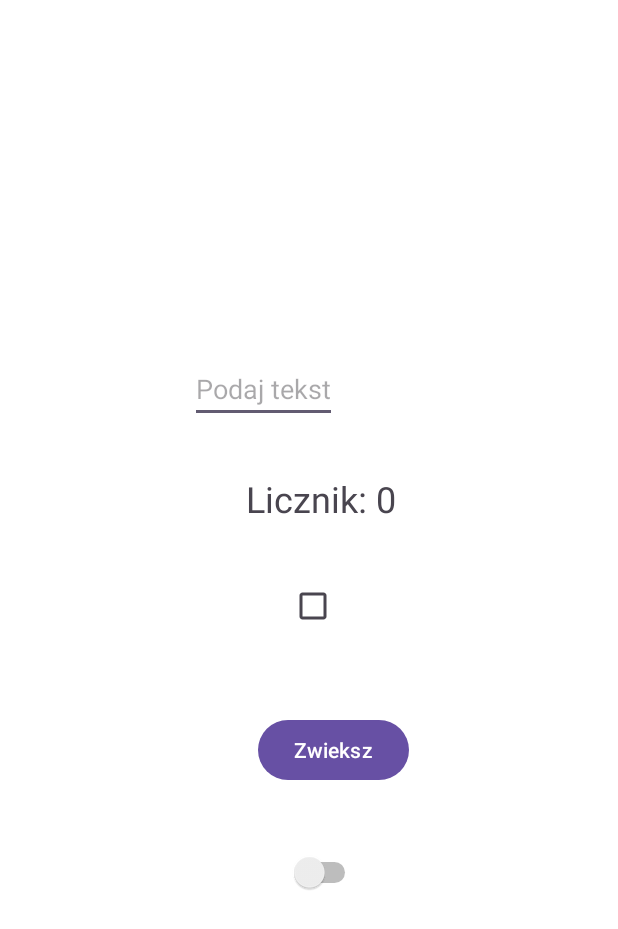
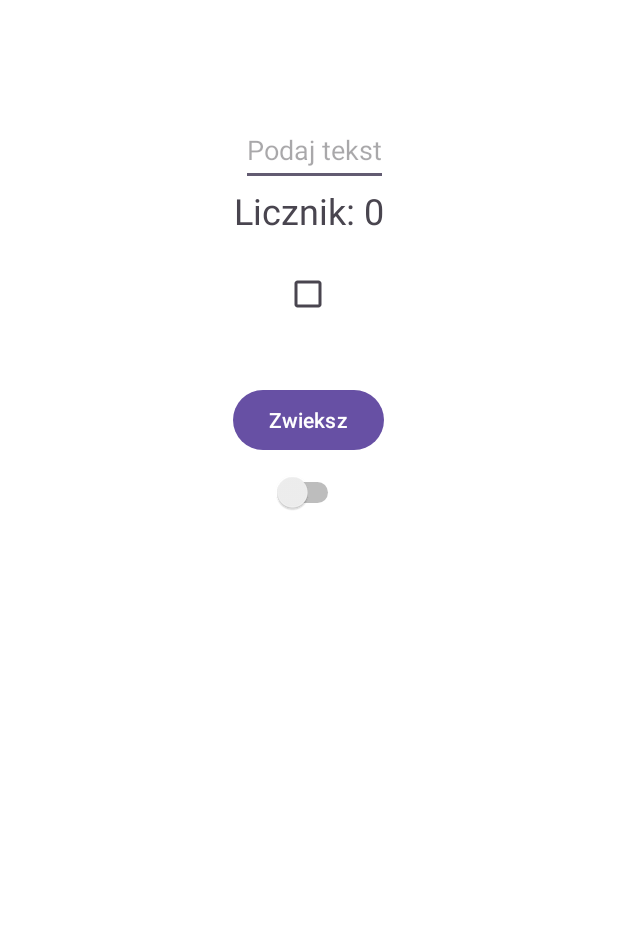
Before and after one commit to KalesoneQ1451/StateManagment, an Android app: the screen it shows after launch (MainActivity), on a phone screen of 412 x 824 dp. Shown: the top 929 px of the screen. Run offline under Robolectric (Android 15) with nearby library versions, the phone set to English and light mode, and no system bars.

Commit message:
zadanie zrobione na 5

```diff
--- a/app/src/main/java/com/example/statemanagmentextended/MainActivity.java
+++ b/app/src/main/java/com/example/statemanagmentextended/MainActivity.java
@@ -28,6 +28,7 @@ public class MainActivity extends AppCompatActivity{
     private boolean isChecked = false;
     private boolean isSwitched = false;
     private String text = "";
+    private TextView hidden;
 
     @Override
     protected void onCreate(Bundle savedInstanceState) {
@@ -39,6 +40,8 @@ public class MainActivity extends AppCompatActivity{
         textEdit = findViewById(R.id.userText);
         checkBox = findViewById(R.id.checkBox);
         aSwitch = findViewById(R.id.switch1);
+        wallpaper = findViewById(R.id.wallpaper);
+        hidden = findViewById(R.id.hidden);
 
         if (savedInstanceState != null){
             count = savedInstanceState.getInt(KEY_COUNT);
@@ -47,7 +50,7 @@ public class MainActivity extends AppCompatActivity{
             text = savedInstanceState.getString(KEY_TEXT);
         }
         updateCountText();
-        //updateSwitch();
+        updateSwitch();
 
         buttonIncrement.setOnClickListener(new View.OnClickListener() {
             @Override
@@ -62,6 +65,13 @@ public class MainActivity extends AppCompatActivity{
             public void onClick(View v) {
                 isSwitched = aSwitch.isChecked();
                 updateSwitch();
+            }
+        });
+        checkBox.setOnClickListener(new View.OnClickListener() {
+            @Override
+            public void onClick(View v) {
+                isChecked = checkBox.isChecked();
+                updateCheckbox();
             }
         });
     }
@@ -82,6 +92,15 @@ public class MainActivity extends AppCompatActivity{
             aSwitch.setChecked(false);
         }
     }
+    private void updateCheckbox(){
+        if(isChecked){
+            hidden.setVisibility(View.VISIBLE);
+            checkBox.setChecked(true);
+        } else {
+            hidden.setVisibility(View.INVISIBLE);
+            aSwitch.setChecked(false);
+        }
+    }
     private void  updateCountText() {
         textViewCount.setText("Licznik: " + count);
     }
--- a/app/src/main/res/layout/activity_main.xml
+++ b/app/src/main/res/layout/activity_main.xml
@@ -12,10 +12,10 @@
         android:id="@+id/textViewCount"
         android:layout_width="wrap_content"
         android:layout_height="wrap_content"
-        android:layout_marginStart="164dp"
-        android:layout_marginTop="316dp"
+        android:layout_marginTop="124dp"
         android:text="Licznik: 0"
         android:textSize="24sp"
+        app:layout_constraintEnd_toEndOf="parent"
         app:layout_constraintStart_toStartOf="parent"
         app:layout_constraintTop_toTopOf="parent" />
 
@@ -23,39 +23,63 @@
         android:id="@+id/buttonIncrement"
         android:layout_width="wrap_content"
         android:layout_height="wrap_content"
-        android:layout_marginStart="8dp"
-        android:layout_marginTop="160dp"
+        android:layout_marginTop="132dp"
         android:text="Zwieksz"
-        app:layout_constraintStart_toStartOf="@+id/textViewCount"
+        app:layout_constraintEnd_toEndOf="parent"
+        app:layout_constraintHorizontal_bias="0.498"
+        app:layout_constraintStart_toStartOf="parent"
         app:layout_constraintTop_toTopOf="@+id/textViewCount" />
 
     <EditText
         android:id="@+id/userText"
         android:layout_width="wrap_content"
         android:layout_height="wrap_content"
-        android:layout_marginEnd="39dp"
-        android:layout_marginBottom="34dp"
         android:hint="Podaj tekst"
+        android:minHeight="48dp"
         app:layout_constraintBottom_toTopOf="@+id/textViewCount"
-        app:layout_constraintEnd_toEndOf="@+id/textViewCount" />
+        app:layout_constraintEnd_toEndOf="parent"
+        app:layout_constraintHorizontal_bias="0.511"
+        app:layout_constraintStart_toStartOf="parent"
+        app:layout_constraintTop_toTopOf="parent"
+        app:layout_constraintVertical_bias="1.0" />
 
     <CheckBox
         android:id="@+id/checkBox"
         android:layout_width="wrap_content"
         android:layout_height="wrap_content"
-        android:layout_marginEnd="40dp"
-        android:layout_marginBottom="48dp"
+        android:layout_marginBottom="36dp"
         app:layout_constraintBottom_toTopOf="@+id/buttonIncrement"
-        app:layout_constraintEnd_toEndOf="@+id/buttonIncrement" />
+        app:layout_constraintEnd_toEndOf="parent"
+        app:layout_constraintHorizontal_bias="0.498"
+        app:layout_constraintStart_toStartOf="parent" />
 
     <Switch
         android:id="@+id/switch1"
         android:layout_width="wrap_content"
         android:layout_height="wrap_content"
-        android:layout_marginTop="44dp"
-        android:layout_marginEnd="32dp"
-        app:layout_constraintEnd_toEndOf="@+id/buttonIncrement"
-        app:layout_constraintTop_toBottomOf="@+id/buttonIncrement" />
+        android:minWidth="48dp"
+        android:minHeight="48dp"
+        app:layout_constraintBottom_toBottomOf="parent"
+        app:layout_constraintEnd_toEndOf="parent"
+        app:layout_constraintHorizontal_bias="0.498"
+        app:layout_constraintStart_toStartOf="parent"
+        app:layout_constraintTop_toBottomOf="@+id/buttonIncrement"
+        app:layout_constraintVertical_bias="0.0" />
+
+    <TextView
+        android:id="@+id/hidden"
+        android:layout_width="wrap_content"
+        android:layout_height="wrap_content"
+        android:minWidth="100dp"
+        android:minHeight="20dp"
+        android:text="Opcja zaznaczona"
+        android:visibility="invisible"
+        app:layout_constraintBottom_toTopOf="@+id/buttonIncrement"
+        app:layout_constraintEnd_toEndOf="parent"
+        app:layout_constraintHorizontal_bias="0.486"
+        app:layout_constraintStart_toStartOf="parent"
+        app:layout_constraintTop_toBottomOf="@+id/checkBox"
+        app:layout_constraintVertical_bias="0.214" />
 
 
 </androidx.constraintlayout.widget.ConstraintLayout>
```
